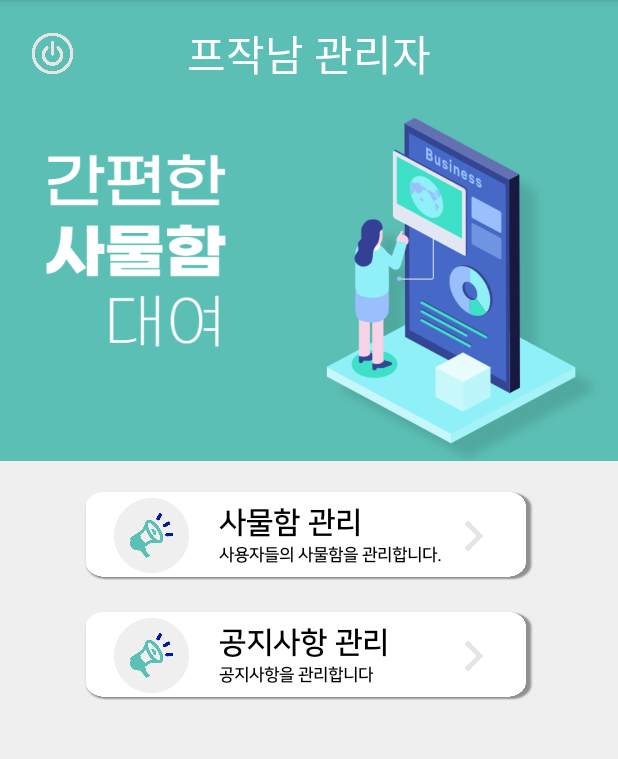
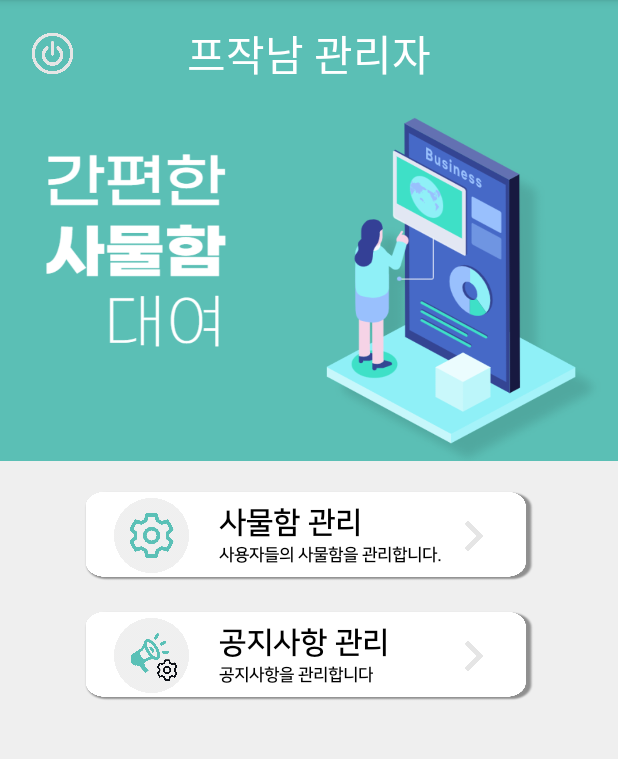
Before and after one commit to tmdngk0314/ProjectNamAdmin, an Android app: the SelectActivity screen opened directly, with no data from a screen before it, on a phone screen of 412 x 824 dp, the part 84-843 px from its top. Run offline under Robolectric (Android 15) with nearby library versions, the phone set to English and light mode, and no system bars.

Commit message:
[FIX] 선택화면 기능들 이미지 변경

```diff
--- a/app/src/main/res/layout/activity_select.xml
+++ b/app/src/main/res/layout/activity_select.xml
@@ -66,7 +66,7 @@
                 android:layout_height="50dp"
                 android:layout_centerVertical="true"
                 android:layout_marginStart="20dp"
-                android:background="@drawable/select_notice" />
+                android:background="@drawable/img_lockermanage" />
 
             <LinearLayout
                 android:id="@+id/storeLinear"
@@ -119,7 +119,7 @@
                 android:layout_height="50dp"
                 android:layout_centerVertical="true"
                 android:layout_marginStart="20dp"
-                android:background="@drawable/select_notice" />
+                android:background="@drawable/img_noticemanage" />
 
             <LinearLayout
                 android:id="@+id/searchLinear"
```
Also changed, not shown: app/src/main/res/drawable-v24/img_lockermanage.png (added), app/src/main/res/drawable-v24/img_noticemanage.png (added).
